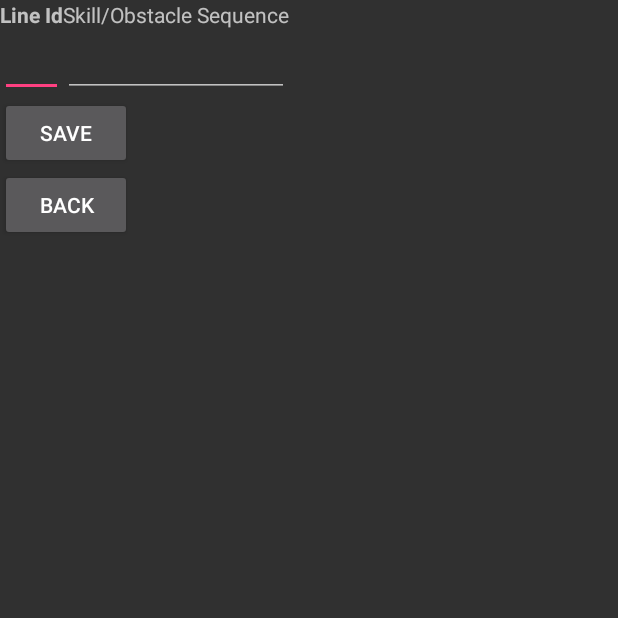
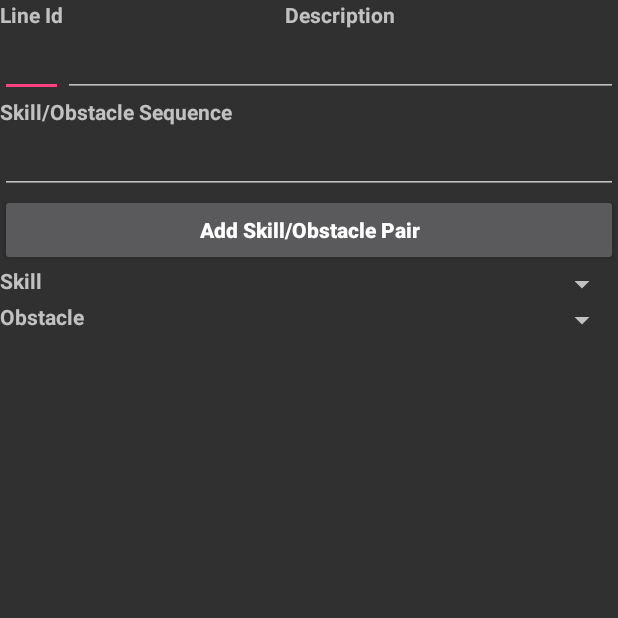
Before and after one commit to tbonelaforge/Skatelines, an Android app: the LineEditorActivity screen opened directly, with no data from a screen before it, on a phone screen of 412 x 824 dp, the top half of it. Run offline under Robolectric (Android 15) with nearby library versions, the phone set to English and light mode, and no system bars; 1 statement that could not run was skipped.

Commit message:
Upgrading the line editor.

```diff
--- a/app/src/main/java/com/tford/skatelines/LineEditorActivity.java
+++ b/app/src/main/java/com/tford/skatelines/LineEditorActivity.java
@@ -55,7 +55,9 @@ public class LineEditorActivity extends Activity implements LoaderManager.Loader
 
             @Override
             public void afterTextChanged(Editable s) {
-                savingButton.setText("Save");
+                if (savingButton != null) {
+                    savingButton.setText("Save");
+                }
             }
         };
         EditText lineIdBox = (EditText) findViewById(R.id.line_id);
--- a/app/src/main/res/layout/activity_edit_line.xml
+++ b/app/src/main/res/layout/activity_edit_line.xml
@@ -1,13 +1,16 @@
 <?xml version="1.0" encoding="utf-8"?>
-<LinearLayout xmlns:android="http://schemas.android.com/apk/res/android"
-    android:orientation="vertical" android:layout_width="match_parent"
+<RelativeLayout xmlns:android="http://schemas.android.com/apk/res/android"
+    android:layout_width="match_parent"
     android:layout_height="match_parent">
     <TableLayout
+        android:id="@+id/line_editor_table1"
         android:layout_width="wrap_content"
-        android:layout_height="wrap_content">
+        android:layout_height="wrap_content"
+        android:stretchColumns="1"
+        android:layout_weight="1">
         <TableRow>
             <TextView
-                android:layout_width="wrap_content"
+                android:layout_width="match_parent"
                 android:layout_height="wrap_content"
                 android:text="Line Id"
                 android:textStyle="bold">
@@ -15,7 +18,9 @@
             <TextView
                 android:layout_width="wrap_content"
                 android:layout_height="wrap_content"
-                android:text="Skill/Obstacle Sequence">
+                android:text="Description"
+                android:textStyle="bold"
+                android:layout_gravity="center_horizontal">
             </TextView>
         </TableRow>
         <TableRow>
@@ -25,25 +30,72 @@
                 android:layout_height="wrap_content">
             </EditText>
             <EditText
+                android:id="@+id/line_description"
+                android:layout_width="wrap_content"
+                android:layout_height="wrap_content">
+            </EditText>
+        </TableRow>
+        <TableRow>
+            <TextView
+                android:layout_span="2"
+                android:layout_width="wrap_content"
+                android:layout_height="wrap_content"
+                android:text="Skill/Obstacle Sequence"
+                android:textStyle="bold">
+            </TextView>
+        </TableRow>
+        <TableRow>
+            <EditText
                 android:id="@+id/skill_obstacle_sequence"
+                android:layout_span="2"
                 android:layout_width="wrap_content"
                 android:layout_height="wrap_content">
             </EditText>
         </TableRow>
     </TableLayout>
-
-    <Button
-        android:id="@+id/save_line_button"
+    <TableLayout
+        android:id="@+id/line_editor_table2"
         android:layout_width="wrap_content"
         android:layout_height="wrap_content"
-        android:text="Save"
-        android:onClick="saveLine">
-    </Button>
-    <Button
-        android:id="@+id/back_to_main_from_edit_line"
-        android:layout_width="wrap_content"
-        android:layout_height="wrap_content"
-        android:text="Back"
-        android:onClick="backToMain">
-    </Button>
-</LinearLayout>
+        android:layout_weight="1"
+        android:stretchColumns="1"
+        android:layout_below="@id/line_editor_table1">
+        <TableRow>
+            <Button
+                android:id="@+id/add_skill_obstacle_pair"
+                android:layout_width="wrap_content"
+                android:layout_height="wrap_content"
+                android:text="Add Skill/Obstacle Pair"
+                android:textAllCaps="false"
+                android:textStyle="bold"
+                android:layout_span="2">
+            </Button>
+        </TableRow>
+        <TableRow>
+            <TextView
+                android:layout_width="wrap_content"
+                android:layout_height="wrap_content"
+                android:text="Skill"
+                android:textStyle="bold">
+            </TextView>
+            <Spinner
+                android:id="@+id/line_skill_spinner"
+                android:layout_width="wrap_content"
+                android:layout_height="wrap_content">
+            </Spinner>
+        </TableRow>
+        <TableRow>
+            <TextView
+                android:layout_height="wrap_content"
+                android:layout_width="wrap_content"
+                android:text="Obstacle"
+                android:textStyle="bold">
+            </TextView>
+            <Spinner
+                android:id="@+id/line_obstacle_spinner"
+                android:layout_height="wrap_content"
+                android:layout_width="wrap_content">
+            </Spinner>
+        </TableRow>
+    </TableLayout>
+</RelativeLayout>
```
